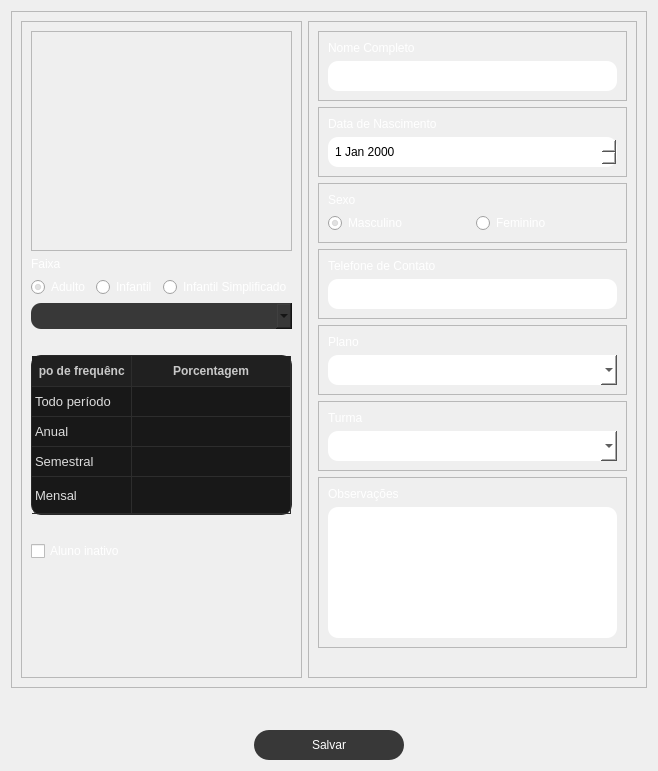
Above: views/ui/raw/student/add_student_view.ui from vitorcarnieli/desktop-bjjadmin before the change. Below: the same form after it.
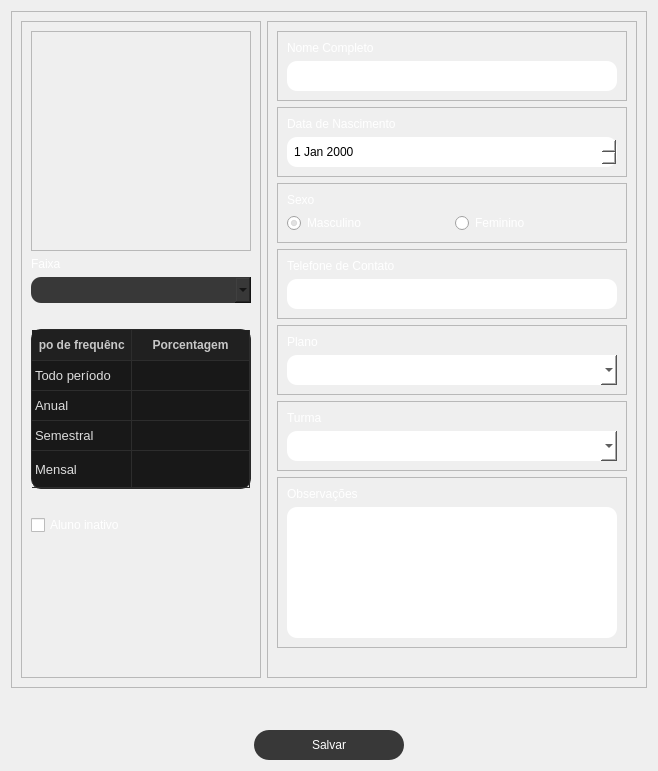
That is the form after the change.

Commit message: feat: remove radio belts

```diff
--- a/views/ui/raw/student/add_student_view.ui
+++ b/views/ui/raw/student/add_student_view.ui
@@ -99,44 +99,6 @@
            </property>
           </widget>
          </item>
-         <item>
-          <layout class="QHBoxLayout" name="horizontalLayout_5">
-           <item>
-            <widget class="QRadioButton" name="radio_adult">
-             <property name="styleSheet">
-              <string notr="true">color: rgb(255, 255, 255);</string>
-             </property>
-             <property name="text">
-              <string>Adulto</string>
-             </property>
-             <property name="checked">
-              <bool>true</bool>
-             </property>
-            </widget>
-           </item>
-           <item>
-            <widget class="QRadioButton" name="radio_child">
-             <property name="styleSheet">
-              <string notr="true">color: rgb(255, 255, 255);
-</string>
-             </property>
-             <property name="text">
-              <string>Infantil</string>
-             </property>
-            </widget>
-           </item>
-           <item>
-            <widget class="QRadioButton" name="radio_child_simple">
-             <property name="styleSheet">
-              <string notr="true">color: rgb(255, 255, 255);</string>
-             </property>
-             <property name="text">
-              <string>Infantil Simplificado</string>
-             </property>
-            </widget>
-           </item>
-          </layout>
-         </item>
          <item>
           <widget class="QComboBox" name="combo_belts">
            <property name="styleSheet">
@@ -436,7 +398,7 @@
               </property>
               <property name="maximumDateTime">
                <datetime>
-                <hour>5</hour>
+                <hour>8</hour>
                 <minute>59</minute>
                 <second>59</second>
                 <year>2101</year>
@@ -446,7 +408,7 @@
               </property>
               <property name="minimumDateTime">
                <datetime>
-                <hour>9</hour>
+                <hour>12</hour>
                 <minute>0</minute>
                 <second>0</second>
                 <year>1900</year>
```
The commit also changes 1 other file.
